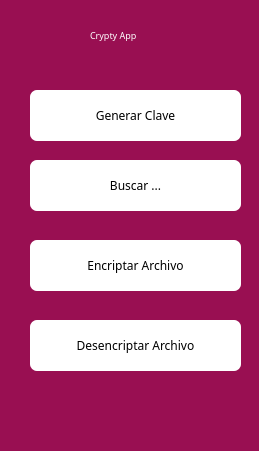
Above: crypt.ui from jairvillalobos/Encrypt before the change. Below: the same form after it.
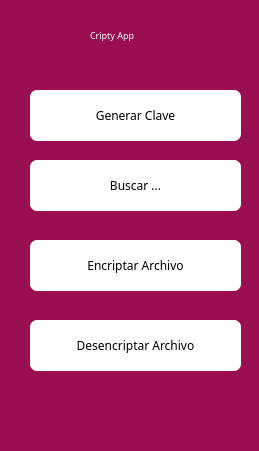
That is the form after the change. Icons and pictures are not drawn.

The edit to the form file:
```diff
--- a/crypt.ui
+++ b/crypt.ui
@@ -10,6 +10,12 @@
     <height>451</height>
    </rect>
   </property>
+  <property name="maximumSize">
+   <size>
+    <width>259</width>
+    <height>451</height>
+   </size>
+  </property>
   <property name="font">
    <font>
     <family>Yu Gothic UI Light</family>
@@ -135,7 +141,7 @@
 font: 14pt &quot;MS Shell Dlg 2&quot;;</string>
    </property>
    <property name="text">
-    <string>Crypty App</string>
+    <string>Cripty App</string>
    </property>
   </widget>
   <widget class="QPushButton" name="btn_buscar_archivo">
```
